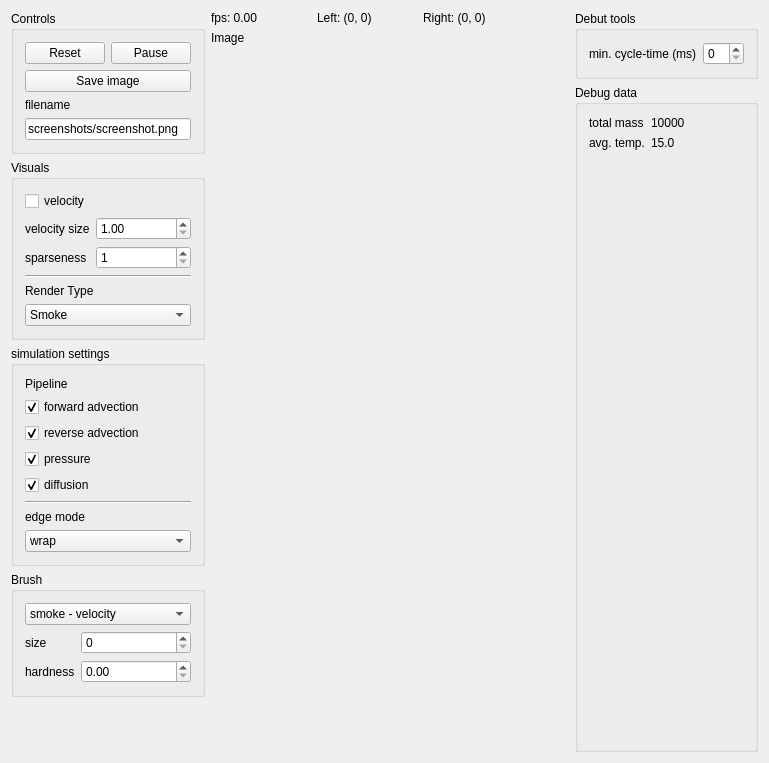
loosstef/grid-based-fluid-simulator, file mainwindow.ui: the form before one commit.
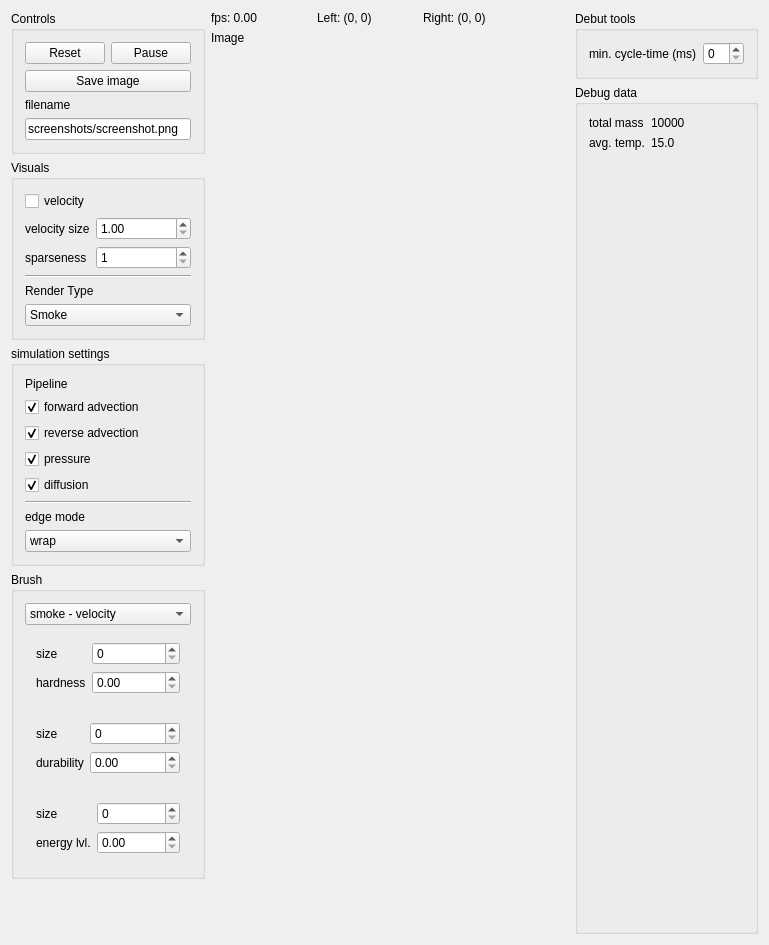
The form after the commit. Custom widgets are drawn as their Qt base class.

Commit message: users can now cycly throug different settings of brush, one for each brush type

The edit to the form file:
```diff
--- a/mainwindow.ui
+++ b/mainwindow.ui
@@ -10,11 +10,11 @@
     <x>0</x>
     <y>0</y>
     <width>769</width>
-    <height>763</height>
+    <height>945</height>
    </rect>
   </property>
   <property name="sizePolicy">
-   <sizepolicy hsizetype="Preferred" vsizetype="Preferred">
+   <sizepolicy hsizetype="Preferred" vsizetype="Minimum">
     <horstretch>0</horstretch>
     <verstretch>0</verstretch>
    </sizepolicy>
@@ -23,6 +23,12 @@
    <string>Fluid Simulation</string>
   </property>
   <widget class="QWidget" name="centralWidget">
+   <property name="sizePolicy">
+    <sizepolicy hsizetype="Preferred" vsizetype="Minimum">
+     <horstretch>0</horstretch>
+     <verstretch>0</verstretch>
+    </sizepolicy>
+   </property>
    <property name="minimumSize">
     <size>
      <width>0</width>
@@ -272,48 +278,14 @@
       </item>
       <item alignment="Qt::AlignTop">
        <widget class="QGroupBox" name="groupBox_3">
+        <property name="enabled">
+         <bool>true</bool>
+        </property>
         <property name="title">
          <string>Brush</string>
         </property>
-        <layout class="QFormLayout" name="formLayout">
-         <item row="1" column="0">
-          <widget class="QLabel" name="label_3">
-           <property name="text">
-            <string>size</string>
-           </property>
-          </widget>
-         </item>
-         <item row="1" column="1">
-          <widget class="QSpinBox" name="brushSize">
-           <property name="maximum">
-            <number>10000</number>
-           </property>
-          </widget>
-         </item>
-         <item row="2" column="0">
-          <widget class="QLabel" name="label_4">
-           <property name="text">
-            <string>hardness</string>
-           </property>
-          </widget>
-         </item>
-         <item row="2" column="1">
-          <widget class="QDoubleSpinBox" name="brushHardness">
-           <property name="buttonSymbols">
-            <enum>QAbstractSpinBox::UpDownArrows</enum>
-           </property>
-           <property name="decimals">
-            <number>2</number>
-           </property>
-           <property name="maximum">
-            <double>60.000000000000000</double>
-           </property>
-           <property name="singleStep">
-            <double>0.100000000000000</double>
-           </property>
-          </widget>
-         </item>
-         <item row="0" column="0" colspan="2">
+        <layout class="QVBoxLayout" name="verticalLayout_8">
+         <item>
           <widget class="QComboBox" name="paintTypeSelector">
            <item>
             <property name="text">
@@ -332,6 +304,101 @@
            </item>
           </widget>
          </item>
+         <item>
+          <widget class="QWidget" name="smokeBrushForm" native="true">
+           <layout class="QFormLayout" name="boeie">
+            <item row="1" column="0">
+             <widget class="QLabel" name="smokeBrushHardnessLabel">
+              <property name="text">
+               <string>hardness</string>
+              </property>
+             </widget>
+            </item>
+            <item row="0" column="0">
+             <widget class="QLabel" name="smokeBrushSizeLabel">
+              <property name="text">
+               <string>size</string>
+              </property>
+             </widget>
+            </item>
+            <item row="0" column="1">
+             <widget class="QSpinBox" name="smokeBrushSize">
+              <property name="maximum">
+               <number>10000</number>
+              </property>
+             </widget>
+            </item>
+            <item row="1" column="1">
+             <widget class="QDoubleSpinBox" name="smokeBrushHardness">
+              <property name="buttonSymbols">
+               <enum>QAbstractSpinBox::UpDownArrows</enum>
+              </property>
+              <property name="decimals">
+               <number>2</number>
+              </property>
+              <property name="maximum">
+               <double>60.000000000000000</double>
+              </property>
+              <property name="singleStep">
+               <double>0.100000000000000</double>
+              </property>
+             </widget>
+            </item>
+           </layout>
+          </widget>
+         </item>
+         <item>
+          <widget class="QWidget" name="wallBrushForm" native="true">
+           <layout class="QFormLayout" name="boeie_2">
+            <item row="0" column="0">
+             <widget class="QLabel" name="wallBrushSizeLabel">
+              <property name="text">
+               <string>size</string>
+              </property>
+             </widget>
+            </item>
+            <item row="1" column="0">
+             <widget class="QLabel" name="wallBrushHardnessLabel">
+              <property name="text">
+               <string>durability</string>
+              </property>
+             </widget>
+            </item>
+            <item row="0" column="1">
+             <widget class="QSpinBox" name="wallBrushSize"/>
+            </item>
+            <item row="1" column="1">
+             <widget class="QDoubleSpinBox" name="wallBrushHardness"/>
+            </item>
+           </layout>
+          </widget>
+         </item>
+         <item>
+          <widget class="QWidget" name="tempBrushForm" native="true">
+           <layout class="QFormLayout" name="boeie_3">
+            <item row="0" column="0">
+             <widget class="QLabel" name="tempBrushSizeLabel">
+              <property name="text">
+               <string>size</string>
+              </property>
+             </widget>
+            </item>
+            <item row="1" column="0">
+             <widget class="QLabel" name="tempBrushHardnessLabel">
+              <property name="text">
+               <string>energy lvl.</string>
+              </property>
+             </widget>
+            </item>
+            <item row="0" column="1">
+             <widget class="QSpinBox" name="tempBrushSize"/>
+            </item>
+            <item row="1" column="1">
+             <widget class="QDoubleSpinBox" name="tempBrushHardness"/>
+            </item>
+           </layout>
+          </widget>
+         </item>
         </layout>
        </widget>
       </item>
```
Left out of the diff: 24 changed lines with no effect on the pictures. The commit also changes 4 other files.
